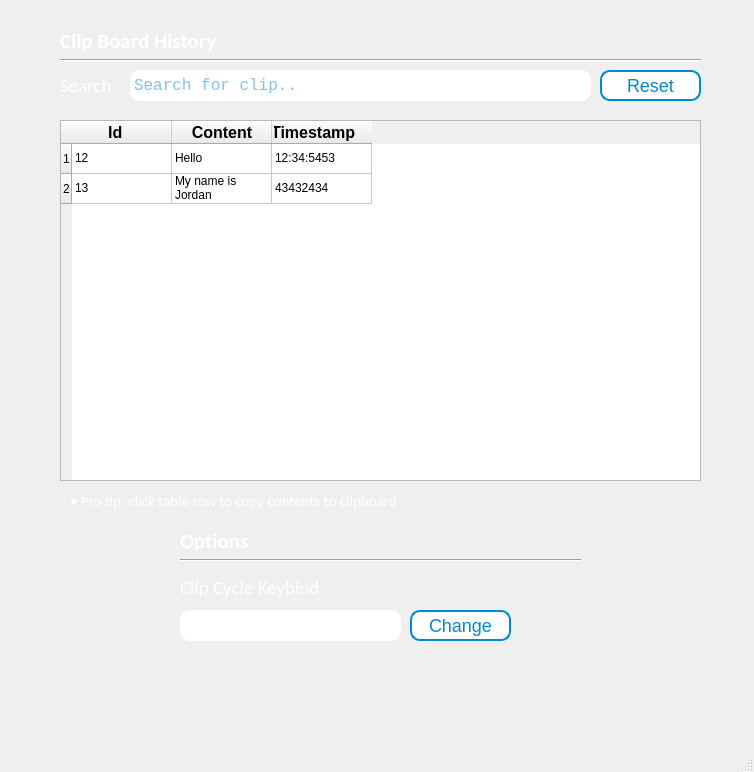
Before: the Qt Designer form GUI.ui in Jordan2551/ClipWiz, drawn with Qt 5.
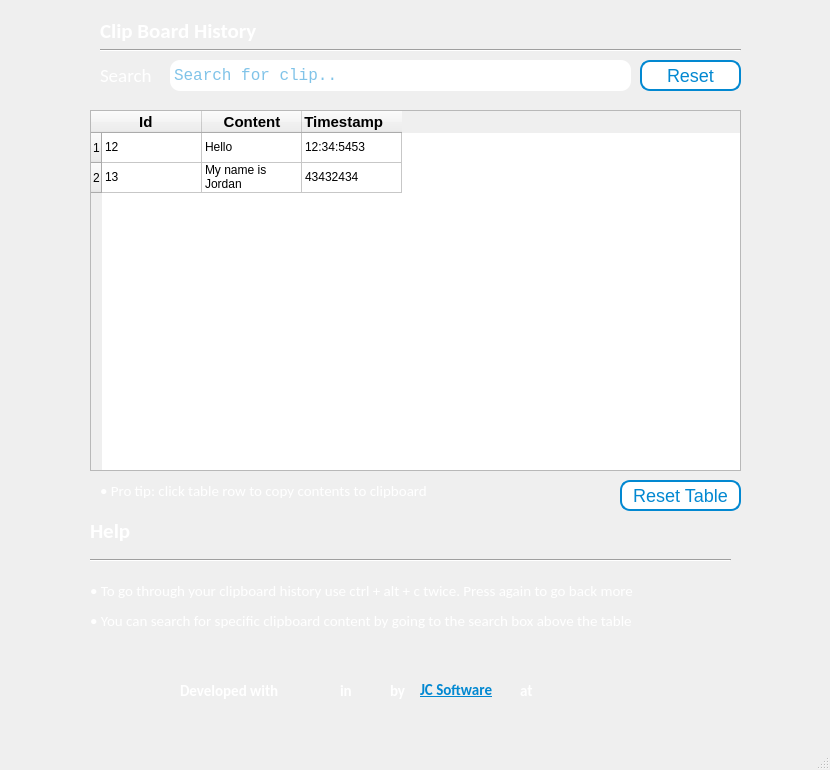
After: the same form once the commit is applied. Icons and pictures are not drawn.

```diff
--- a/GUI.ui
+++ b/GUI.ui
@@ -6,10 +6,22 @@
    <rect>
     <x>0</x>
     <y>0</y>
-    <width>754</width>
-    <height>772</height>
+    <width>830</width>
+    <height>770</height>
    </rect>
   </property>
+  <property name="minimumSize">
+   <size>
+    <width>830</width>
+    <height>770</height>
+   </size>
+  </property>
+  <property name="maximumSize">
+   <size>
+    <width>830</width>
+    <height>770</height>
+   </size>
+  </property>
   <property name="windowTitle">
    <string>MainWindow</string>
   </property>
@@ -49,8 +61,8 @@
    <widget class="QLabel" name="label">
     <property name="geometry">
      <rect>
-      <x>60</x>
-      <y>20</y>
+      <x>100</x>
+      <y>10</y>
       <width>401</width>
       <height>41</height>
      </rect>
@@ -73,8 +85,8 @@
    <widget class="QLineEdit" name="searchContent">
     <property name="geometry">
      <rect>
-      <x>130</x>
-      <y>70</y>
+      <x>170</x>
+      <y>60</y>
       <width>461</width>
       <height>31</height>
      </rect>
@@ -95,8 +107,8 @@
    <widget class="QLabel" name="label_2">
     <property name="geometry">
      <rect>
-      <x>60</x>
-      <y>60</y>
+      <x>100</x>
+      <y>50</y>
       <width>81</width>
       <height>50</height>
      </rect>
@@ -119,8 +131,8 @@
    <widget class="QPushButton" name="resetBtn">
     <property name="geometry">
      <rect>
-      <x>600</x>
-      <y>70</y>
+      <x>640</x>
+      <y>60</y>
       <width>101</width>
       <height>31</height>
      </rect>
@@ -137,216 +149,11 @@
      <string>Reset</string>
     </property>
    </widget>
-   <widget class="QPushButton" name="changeKBBtn">
-    <property name="geometry">
-     <rect>
-      <x>410</x>
-      <y>610</y>
-      <width>101</width>
-      <height>31</height>
-     </rect>
-    </property>
-    <property name="font">
-     <font>
-      <pointsize>-1</pointsize>
-     </font>
-    </property>
-    <property name="styleSheet">
-     <string notr="true"/>
-    </property>
-    <property name="text">
-     <string>Change</string>
-    </property>
-   </widget>
-   <widget class="QLineEdit" name="setKB">
-    <property name="geometry">
-     <rect>
-      <x>180</x>
-      <y>610</y>
-      <width>221</width>
-      <height>31</height>
-     </rect>
-    </property>
-    <property name="font">
-     <font>
-      <family>Courier New</family>
-      <pointsize>12</pointsize>
-     </font>
-    </property>
-    <property name="styleSheet">
-     <string notr="true"/>
-    </property>
-    <property name="text">
-     <string/>
-    </property>
-   </widget>
-   <widget class="QLabel" name="label_3">
-    <property name="geometry">
-     <rect>
-      <x>180</x>
-      <y>570</y>
-      <width>231</width>
-      <height>35</height>
-     </rect>
-    </property>
-    <property name="palette">
-     <palette>
-      <active>
-       <colorrole role="WindowText">
-        <brush brushstyle="SolidPattern">
-         <color alpha="255">
-          <red>255</red>
-          <green>255</green>
-          <blue>255</blue>
-         </color>
-        </brush>
-       </colorrole>
-       <colorrole role="Text">
-        <brush brushstyle="SolidPattern">
-         <color alpha="255">
-          <red>255</red>
-          <green>255</green>
-          <blue>255</blue>
-         </color>
-        </brush>
-       </colorrole>
-       <colorrole role="ButtonText">
-        <brush brushstyle="SolidPattern">
-         <color alpha="255">
-          <red>255</red>
-          <green>255</green>
-          <blue>255</blue>
-         </color>
-        </brush>
-       </colorrole>
-      </active>
-      <inactive>
-       <colorrole role="WindowText">
-        <brush brushstyle="SolidPattern">
-         <color alpha="255">
-          <red>255</red>
-          <green>255</green>
-          <blue>255</blue>
-         </color>
-        </brush>
-       </colorrole>
-       <colorrole role="Text">
-        <brush brushstyle="SolidPattern">
-         <color alpha="255">
-          <red>255</red>
-          <green>255</green>
-          <blue>255</blue>
-         </color>
-        </brush>
-       </colorrole>
-       <colorrole role="ButtonText">
-        <brush brushstyle="SolidPattern">
-         <color alpha="255">
-          <red>255</red>
-          <green>255</green>
-          <blue>255</blue>
-         </color>
-        </brush>
-       </colorrole>
-      </inactive>
-      <disabled>
-       <colorrole role="WindowText">
-        <brush brushstyle="SolidPattern">
-         <color alpha="255">
-          <red>255</red>
-          <green>255</green>
-          <blue>255</blue>
-         </color>
-        </brush>
-       </colorrole>
-       <colorrole role="Text">
-        <brush brushstyle="SolidPattern">
-         <color alpha="255">
-          <red>255</red>
-          <green>255</green>
-          <blue>255</blue>
-         </color>
-        </brush>
-       </colorrole>
-       <colorrole role="ButtonText">
-        <brush brushstyle="SolidPattern">
-         <color alpha="255">
-          <red>255</red>
-          <green>255</green>
-          <blue>255</blue>
-         </color>
-        </brush>
-       </colorrole>
-      </disabled>
-     </palette>
-    </property>
-    <property name="font">
-     <font>
-      <family>Calibri</family>
-      <pointsize>14</pointsize>
-      <weight>50</weight>
-      <bold>false</bold>
-     </font>
-    </property>
-    <property name="styleSheet">
-     <string notr="true"/>
-    </property>
-    <property name="text">
-     <string>Clip Cycle Keybind</string>
-    </property>
-   </widget>
-   <widget class="QLabel" name="label_4">
-    <property name="geometry">
-     <rect>
-      <x>180</x>
-      <y>520</y>
-      <width>131</width>
-      <height>41</height>
-     </rect>
-    </property>
-    <property name="font">
-     <font>
-      <family>Calibri</family>
-      <pointsize>16</pointsize>
-      <weight>75</weight>
-      <bold>true</bold>
-     </font>
-    </property>
-    <property name="styleSheet">
-     <string notr="true"/>
-    </property>
-    <property name="text">
-     <string>Options</string>
-    </property>
-   </widget>
-   <widget class="Line" name="line">
-    <property name="geometry">
-     <rect>
-      <x>180</x>
-      <y>550</y>
-      <width>401</width>
-      <height>20</height>
-     </rect>
-    </property>
-    <property name="font">
-     <font>
-      <pointsize>10</pointsize>
-      <weight>50</weight>
-      <bold>false</bold>
-     </font>
-    </property>
-    <property name="lineWidth">
-     <number>1</number>
-    </property>
-    <property name="orientation">
-     <enum>Qt::Horizontal</enum>
-    </property>
-   </widget>
    <widget class="Line" name="line_2">
     <property name="geometry">
      <rect>
-      <x>60</x>
-      <y>50</y>
+      <x>100</x>
+      <y>40</y>
       <width>641</width>
       <height>20</height>
      </rect>
@@ -368,9 +175,9 @@
    <widget class="QLabel" name="label_5">
     <property name="geometry">
      <rect>
-      <x>70</x>
-      <y>480</y>
-      <width>401</width>
+      <x>90</x>
+      <y>570</y>
+      <width>681</width>
       <height>41</height>
      </rect>
     </property>
@@ -386,15 +193,15 @@
      <string notr="true"/>
     </property>
     <property name="text">
-     <string>• Pro tip: click table row to copy contents to clipboard </string>
+     <string>• To go through your clipboard history use ctrl + alt + c twice. Press again to go back more</string>
     </property>
    </widget>
    <widget class="QTableWidget" name="dataTable">
     <property name="geometry">
      <rect>
-      <x>60</x>
-      <y>120</y>
-      <width>641</width>
+      <x>90</x>
+      <y>110</y>
+      <width>651</width>
       <height>361</height>
      </rect>
     </property>
@@ -429,7 +236,7 @@
      </property>
      <property name="font">
       <font>
-       <pointsize>12</pointsize>
+       <pointsize>11</pointsize>
        <weight>75</weight>
        <bold>true</bold>
       </font>
@@ -441,7 +248,7 @@
      </property>
      <property name="font">
       <font>
-       <pointsize>12</pointsize>
+       <pointsize>11</pointsize>
        <weight>75</weight>
        <bold>true</bold>
       </font>
@@ -453,7 +260,7 @@
      </property>
      <property name="font">
       <font>
-       <pointsize>12</pointsize>
+       <pointsize>11</pointsize>
        <weight>75</weight>
        <bold>true</bold>
       </font>
@@ -490,6 +297,380 @@
      </property>
     </item>
    </widget>
+   <widget class="QLabel" name="label_6">
+    <property name="geometry">
+     <rect>
+      <x>100</x>
+      <y>470</y>
+      <width>401</width>
+      <height>41</height>
+     </rect>
+    </property>
+    <property name="font">
+     <font>
+      <family>Calibri</family>
+      <pointsize>11</pointsize>
+      <weight>50</weight>
+      <bold>false</bold>
+     </font>
+    </property>
+    <property name="styleSheet">
+     <string notr="true"/>
+    </property>
+    <property name="text">
+     <string>• Pro tip: click table row to copy contents to clipboard </string>
+    </property>
+   </widget>
+   <widget class="QLabel" name="label_3">
+    <property name="geometry">
+     <rect>
+      <x>90</x>
+      <y>510</y>
+      <width>401</width>
+      <height>41</height>
+     </rect>
+    </property>
+    <property name="font">
+     <font>
+      <family>Calibri</family>
+      <pointsize>16</pointsize>
+      <weight>75</weight>
+      <bold>true</bold>
+     </font>
+    </property>
+    <property name="styleSheet">
+     <string notr="true"/>
+    </property>
+    <property name="text">
+     <string>Help</string>
+    </property>
+   </widget>
+   <widget class="Line" name="line_3">
+    <property name="geometry">
+     <rect>
+      <x>90</x>
+      <y>550</y>
+      <width>641</width>
+      <height>20</height>
+     </rect>
+    </property>
+    <property name="font">
+     <font>
+      <pointsize>10</pointsize>
+      <weight>50</weight>
+      <bold>false</bold>
+     </font>
+    </property>
+    <property name="lineWidth">
+     <number>1</number>
+    </property>
+    <property name="orientation">
+     <enum>Qt::Horizontal</enum>
+    </property>
+   </widget>
+   <widget class="QLabel" name="label_7">
+    <property name="geometry">
+     <rect>
+      <x>90</x>
+      <y>600</y>
+      <width>681</width>
+      <height>41</height>
+     </rect>
+    </property>
+    <property name="font">
+     <font>
+      <family>Calibri</family>
+      <pointsize>11</pointsize>
+      <weight>50</weight>
+      <bold>false</bold>
+     </font>
+    </property>
+    <property name="styleSheet">
+     <string notr="true"/>
+    </property>
+    <property name="text">
+     <string>• You can search for specific clipboard content by going to the search box above the table</string>
+    </property>
+   </widget>
+   <widget class="QLabel" name="label_8">
+    <property name="geometry">
+     <rect>
+      <x>180</x>
+      <y>670</y>
+      <width>131</width>
+      <height>41</height>
+     </rect>
+    </property>
+    <property name="font">
+     <font>
+      <family>Calibri</family>
+      <pointsize>11</pointsize>
+      <weight>75</weight>
+      <bold>true</bold>
+     </font>
+    </property>
+    <property name="styleSheet">
+     <string notr="true"/>
+    </property>
+    <property name="text">
+     <string>Developed with </string>
+    </property>
+   </widget>
+   <widget class="QLabel" name="label_9">
+    <property name="geometry">
+     <rect>
+      <x>360</x>
+      <y>670</y>
+      <width>31</width>
+      <height>41</height>
+     </rect>
+    </property>
+    <property name="font">
+     <font>
+      <family>Calibri</family>
+      <pointsize>11</pointsize>
+      <weight>75</weight>
+      <bold>true</bold>
+     </font>
+    </property>
+    <property name="styleSheet">
+     <string notr="true"/>
+    </property>
+    <property name="text">
+     <string/>
+    </property>
+    <property name="pixmap">
+     <pixmap resource="rsc.qrc">:/rsc/rsc/python.png</pixmap>
+    </property>
+   </widget>
+   <widget class="QLabel" name="label_10">
+    <property name="geometry">
+     <rect>
+      <x>305</x>
+      <y>670</y>
+      <width>31</width>
+      <height>41</height>
+     </rect>
+    </property>
+    <property name="font">
+     <font>
+      <family>Calibri</family>
+      <pointsize>11</pointsize>
+      <weight>75</weight>
+      <bold>true</bold>
+     </font>
+    </property>
+    <property name="styleSheet">
+     <string notr="true"/>
+    </property>
+    <property name="text">
+     <string/>
+    </property>
+    <property name="pixmap">
+     <pixmap resource="rsc.qrc">:/rsc/rsc/heart.png</pixmap>
+    </property>
+   </widget>
+   <widget class="QLabel" name="label_11">
+    <property name="geometry">
+     <rect>
+      <x>340</x>
+      <y>670</y>
+      <width>21</width>
+      <height>41</height>
+     </rect>
+    </property>
+    <property name="font">
+     <font>
+      <family>Calibri</family>
+      <pointsize>11</pointsize>
+      <weight>75</weight>
+      <bold>true</bold>
+     </font>
+    </property>
+    <property name="styleSheet">
+     <string notr="true"/>
+    </property>
+    <property name="text">
+     <string>in</string>
+    </property>
+   </widget>
+   <widget class="QLabel" name="label_12">
+    <property name="geometry">
+     <rect>
+      <x>390</x>
+      <y>670</y>
+      <width>21</width>
+      <height>41</height>
+     </rect>
+    </property>
+    <property name="font">
+     <font>
+      <family>Calibri</family>
+      <pointsize>11</pointsize>
+      <weight>75</weight>
+      <bold>true</bold>
+     </font>
+    </property>
+    <property name="styleSheet">
+     <string notr="true"/>
+    </property>
+    <property name="text">
+     <string>by</string>
+    </property>
+   </widget>
+   <widget class="QLabel" name="label_13">
+    <property name="geometry">
+     <rect>
+      <x>420</x>
+      <y>670</y>
+      <width>91</width>
+      <height>41</height>
+     </rect>
+    </property>
+    <property name="font">
+     <font>
+      <family>Calibri</family>
+      <pointsize>11</pointsize>
+      <weight>75</weight>
+      <bold>true</bold>
+     </font>
+    </property>
+    <property name="styleSheet">
+     <string notr="true">color:red</string>
+    </property>
+    <property name="text">
+     <string>&lt;a href=&quot;http://www.jcsoftware.ca&quot; style=&quot;color:#0288D1;&quot;&gt;JC Software&lt;/a&gt;</string>
+    </property>
+    <property name="openExternalLinks">
+     <bool>true</bool>
+    </property>
+   </widget>
+   <widget class="QLabel" name="label_14">
+    <property name="geometry">
+     <rect>
+      <x>520</x>
+      <y>670</y>
+      <width>21</width>
+      <height>41</height>
+     </rect>
+    </property>
+    <property name="font">
+     <font>
+      <family>Calibri</family>
+      <pointsize>11</pointsize>
+      <weight>75</weight>
+      <bold>true</bold>
+     </font>
+    </property>
+    <property name="styleSheet">
+     <string notr="true"/>
+    </property>
+    <property name="text">
+     <string>at</string>
+    </property>
+   </widget>
+   <widget class="QLabel" name="label_15">
+    <property name="geometry">
+     <rect>
+      <x>550</x>
+      <y>670</y>
+      <width>31</width>
+      <height>41</height>
+     </rect>
+    </property>
+    <property name="font">
+     <font>
+      <family>Calibri</family>
+      <pointsize>11</pointsize>
+      <weight>75</weight>
+      <bold>true</bold>
+     </font>
+    </property>
+    <property name="styleSheet">
+     <string notr="true"/>
+    </property>
+    <property name="text">
+     <string/>
+    </property>
+    <property name="pixmap">
+     <pixmap resource="rsc.qrc">:/rsc/rsc/Law_rune_detail.png</pixmap>
+    </property>
+   </widget>
+   <widget class="QLabel" name="label_16">
+    <property name="geometry">
+     <rect>
+      <x>590</x>
+      <y>670</y>
+      <width>31</width>
+      <height>41</height>
+     </rect>
+    </property>
+    <property name="font">
+     <font>
+      <family>Calibri</family>
+      <pointsize>11</pointsize>
+      <weight>75</weight>
+      <bold>true</bold>
+     </font>
+    </property>
+    <property name="styleSheet">
+     <string notr="true"/>
+    </property>
+    <property name="text">
+     <string/>
+    </property>
+    <property name="pixmap">
+     <pixmap resource="rsc.qrc">:/rsc/rsc/Earth_rune_detail.png</pixmap>
+    </property>
+   </widget>
+   <widget class="QLabel" name="label_17">
+    <property name="geometry">
+     <rect>
+      <x>630</x>
+      <y>670</y>
+      <width>31</width>
+      <height>41</height>
+     </rect>
+    </property>
+    <property name="font">
+     <font>
+      <family>Calibri</family>
+      <pointsize>11</pointsize>
+      <weight>75</weight>
+      <bold>true</bold>
+     </font>
+    </property>
+    <property name="styleSheet">
+     <string notr="true"/>
+    </property>
+    <property name="text">
+     <string/>
+    </property>
+    <property name="pixmap">
+     <pixmap resource="rsc.qrc">:/rsc/rsc/Air_rune_detail.png</pixmap>
+    </property>
+   </widget>
+   <widget class="QPushButton" name="resetTblBtn">
+    <property name="geometry">
+     <rect>
+      <x>620</x>
+      <y>480</y>
+      <width>121</width>
+      <height>31</height>
+     </rect>
+    </property>
+    <property name="font">
+     <font>
+      <pointsize>-1</pointsize>
+     </font>
+    </property>
+    <property name="styleSheet">
+     <string notr="true"/>
+    </property>
+    <property name="text">
+     <string>Reset Table</string>
+    </property>
+   </widget>
   </widget>
   <widget class="QMenuBar" name="menubar">
    <property name="geometry">
```
Left out of the diff: 12 changed lines with no effect on the pictures.
